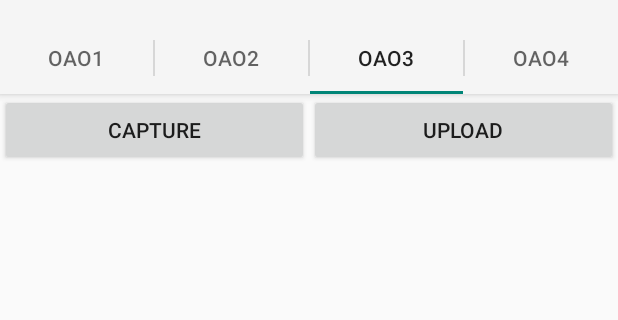
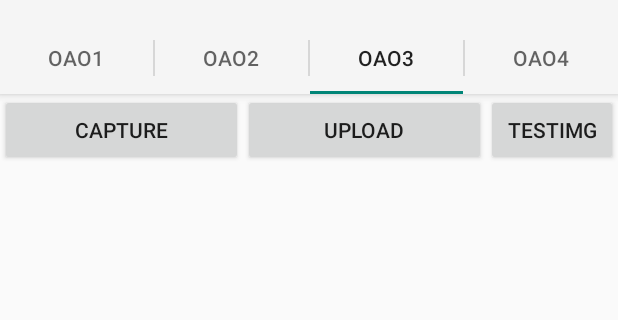
Before and after one commit to NTUDesignPatterns2014/DrawDroid, an Android app: the screen it shows after launch (MainActivity), tab 3 chosen, on a phone screen of 412 x 824 dp, the part 62-382 px from its top. Run offline under Robolectric (Android 15) with nearby library versions, the phone set to English and light mode, and no system bars; libraries missing offline, so code that uses them is left out: org.opencv.android; 5 statements that could not run were skipped.

Commit message:
Add loadTestImage button in Page_3 for testing
不用拍照就可以測惹  方便

```diff
--- a/PaintHelper/app/src/main/res/layout/page_3_frag.xml
+++ b/PaintHelper/app/src/main/res/layout/page_3_frag.xml
@@ -21,6 +21,11 @@
                 android:layout_width="match_parent"
                 android:layout_height="wrap_content"
                 android:text="Upload" />
+            <Button
+                android:id="@+id/btn_testimage"
+                android:layout_width="wrap_content"
+                android:layout_height="wrap_content"
+                android:text="TestImg"/>
         </TableRow>
     </TableLayout>
     <ImageView
```
Also changed, not shown: PaintHelper/app/src/main/java/com/ntu/sdp2/painthelper/Page_3.java (+27 -0 lines), 1 other file.
